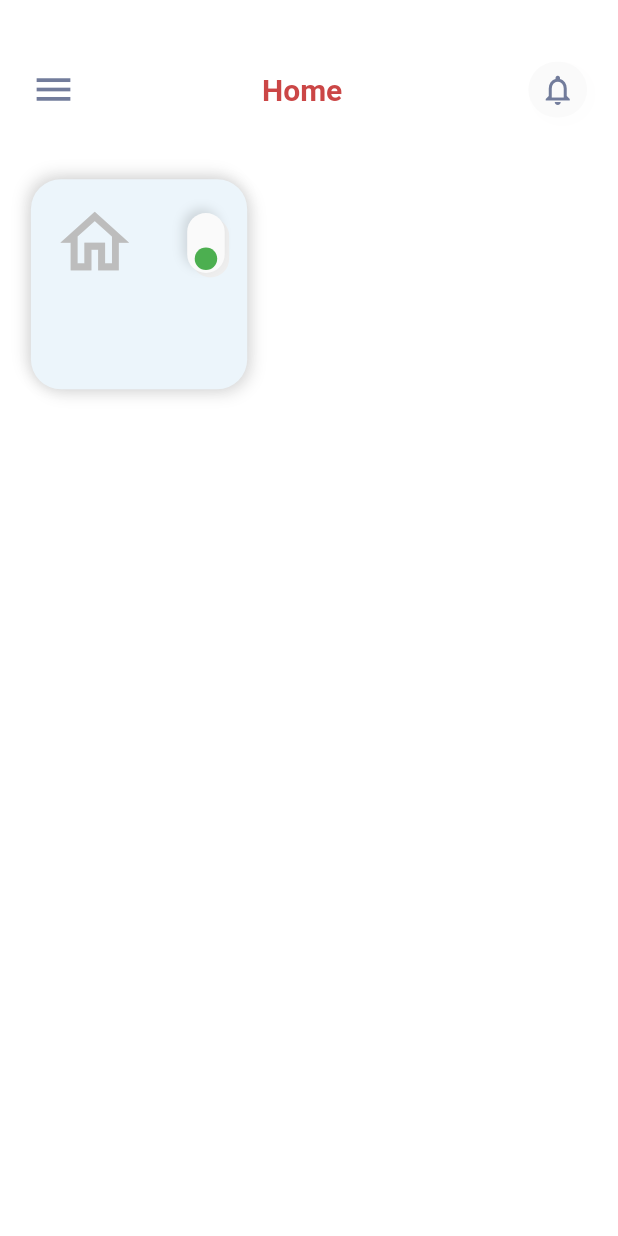
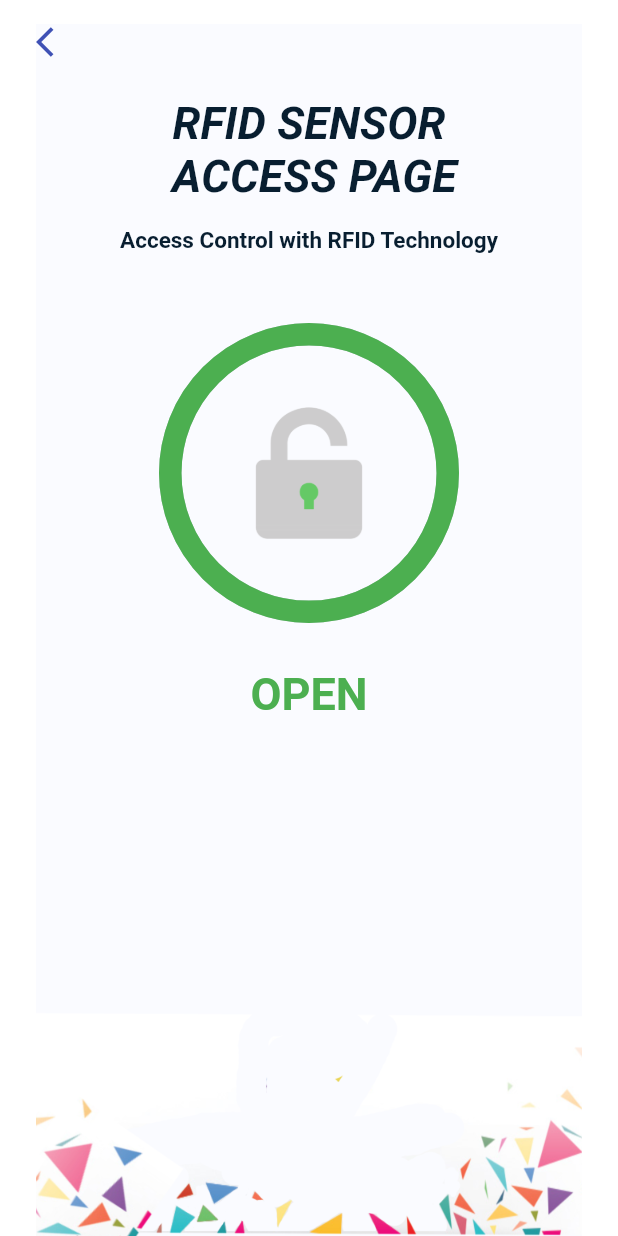
Before and after one commit to amenmelki/pfe-app-iot, a Flutter app: the AccesPage screen opened directly, on a phone screen of 412 x 824 dp. Run offline on Flutter 3.47's test engine with Material 2 defaults, Android fonts, the phone set to English and light mode, and no system bars; drawn by our look-alikes of percent_indicator; our stand-ins replace flutter_svg, introduction_screen; missing offline and left inert: dart:ffi.

Commit message:
open_locked

```diff
--- a/lib/acces.dart
+++ b/lib/acces.dart
@@ -1,6 +1,9 @@
 import 'package:flutter/material.dart';
+import 'dart:ui' as ui;
+
 import 'package:pfe_project/constants.dart';
 import 'package:pfe_project/dashbord.dart';
+import 'package:percent_indicator/circular_percent_indicator.dart';
 
 class AccesPage extends StatefulWidget {
   const AccesPage({super.key});
@@ -11,67 +14,118 @@
 
 class _AccesPageState extends State<AccesPage>
     with SingleTickerProviderStateMixin {
+  bool isChecked = true;
+
   @override
   Widget build(BuildContext context) {
     Size size = MediaQuery.of(context).size;
+
     return Scaffold(
       backgroundColor: Colors.white,
-      body: Padding(
-        padding: EdgeInsets.symmetric(horizontal: size.width * 0.05),
+      body: SafeArea(
+        child: Container(
+          decoration: BoxDecoration(
+            image: DecorationImage(
+              image: AssetImage(
+                  'assets/image/background.png'), // Replace with your image path
+              fit: BoxFit.cover,
+            ),
+          ),
+          margin: const EdgeInsets.only(top: 16, left: 24, right: 24),
           child: Column(
             children: [
-            SizedBox(height: size.height * 0.05),
               Row(
                 mainAxisAlignment: MainAxisAlignment.spaceBetween,
                 children: [
-                Icon(
-                  Icons.menu,
-                  size: 30,
-                  color: kDarkGreyColor,
-                ),
-                Text(
-                  "Home",
-                  style: TextStyle(
-                    color: Color.fromARGB(221, 195, 42, 42),
-                    fontWeight: FontWeight.bold,
-                    fontSize: 20,
-                  ),
-                ),
-                Container(
-                  height: size.height * 0.045,
-                  width: size.width * 0.095,
-                  decoration: BoxDecoration(
-                    color: Colors.grey.shade50,
-                    borderRadius: BorderRadius.circular(30),
-                    boxShadow: [
-                      BoxShadow(
-                        color: Color.fromARGB(31, 240, 239, 239),
-                        blurRadius: 8,
-                        offset: Offset(3, 3),
-                      ),
-                    ],
-                  ),
-                  child: Icon(
-                    Icons.notifications_none,
-                    color: kDarkGreyColor,
+                  GestureDetector(
+                    onTap: () => Navigator.pop(context),
+                    child: const Icon(
+                      Icons.arrow_back_ios,
+                      color: Colors.indigo,
                     ),
                   ),
                 ],
               ),
+              SizedBox(height: size.height * 0.03),
+              Text(
+                "RFID SENSOR\n ACCESS PAGE",
+                textAlign: TextAlign.center,
+                style: TextStyle(
+                  color: ui.Color.fromARGB(255, 8, 30, 48),
+                  fontWeight: FontWeight.bold,
+                  fontSize: 30,
+                  fontStyle: FontStyle.italic,
+                ),
+              ),
+              SizedBox(height: size.height * 0.02),
+              Text(
+                "Access Control with RFID Technology ",
+                textAlign: TextAlign.center,
+                style: TextStyle(
+                  color: ui.Color.fromARGB(255, 8, 30, 48),
+                  fontWeight: FontWeight.bold,
+                  fontSize: 15,
+                ),
+              ),
               SizedBox(height: size.height * 0.05),
-            Row(
+              Expanded(
+                child: ListView(
+                  physics: const BouncingScrollPhysics(),
                   children: [
-                DashboardIot(
-                  size: size,
-                  icon: Icon(Icons.home_outlined,
-                      size: 55, color: Colors.grey.shade400),
-                  title: 'ENTREY',
-                  statusOn: 'OPEN',
-                  statusOff: 'LOCKED',
+                    const SizedBox(height: 5),
+                    CircularPercentIndicator(
+                      radius: 100,
+                      lineWidth: 15,
+                      percent: 1.0,
+                      progressColor: isChecked ? Colors.green : Colors.red,
+                      center: isChecked
+                          ? Image.asset(
+                              'assets/image/open.png',
+                              height: 200,
+                              width: 160,
+                            )
+                          : Image.asset(
+                              'assets/image/close.png',
+                              height: 200,
+                              width: 160,
+                            ),
+                    ),
+                    const SizedBox(height: 30),
+                    Center(
+                      child: Text(
+                        isChecked ? 'OPEN' : 'LOCKED',
+                        style: TextStyle(
+                          fontWeight: FontWeight.bold,
+                          color: isChecked ? Colors.green : Colors.red,
+                          fontSize: 30,
+                        ),
+                      ),
                     ),
                   ],
                 ),
+              ),
             ],
+          ),
+        ),
+      ),
+    );
+  }
+
+  Widget _roundedButton({
+    required String title,
+    bool isActive = false,
+  }) {
+    return Container(
+      padding: const EdgeInsets.symmetric(vertical: 12, horizontal: 32),
+      decoration: BoxDecoration(
+        color: isActive ? Colors.indigo : Colors.transparent,
+        borderRadius: BorderRadius.circular(24),
+        border: Border.all(color: Colors.indigo),
+      ),
+      child: Text(
+        title,
+        style: TextStyle(
+          color: isActive ? Colors.white : Colors.black,
         ),
       ),
     );
--- a/lib/main.dart
+++ b/lib/main.dart
@@ -7,7 +7,7 @@
 void main() {
   runApp(MaterialApp(
     debugShowCheckedModeBanner: false,
-    initialRoute: 'login',
+    initialRoute: 'dashboard',
     routes: {
       'home': (context) => const MyHome(),
       'login': (context) => const MyLogin(),
```
Also changed, not shown: lib/dashbord.dart (+32 -10 lines), assets/Tunisie-Telecom.svg (deleted), assets/image/Tunisie-Telecom.jpg (added), assets/image/back_ground.png (added), assets/image/background.png (added), assets/image/close.png (added), assets/image/home1.png (added), assets/image/open.png (added), assets/image/rfid1.png (added), assets/image/rfid_.png (added), assets/image/rfid_telecom.png (added), assets/image/rifd.png (added), assets/image/smart_cabine.png (added). Lines whose indentation alone changed are shown as unchanged.
